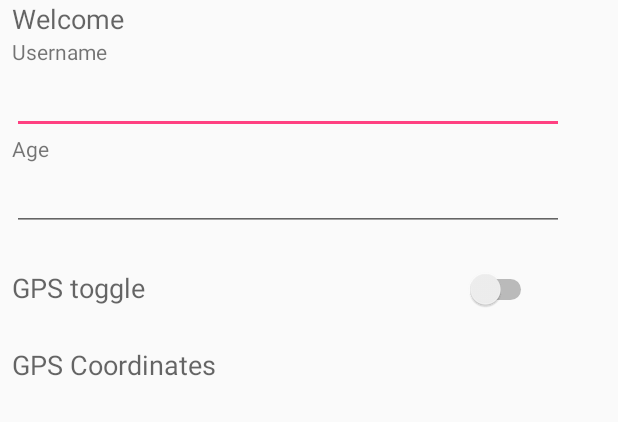
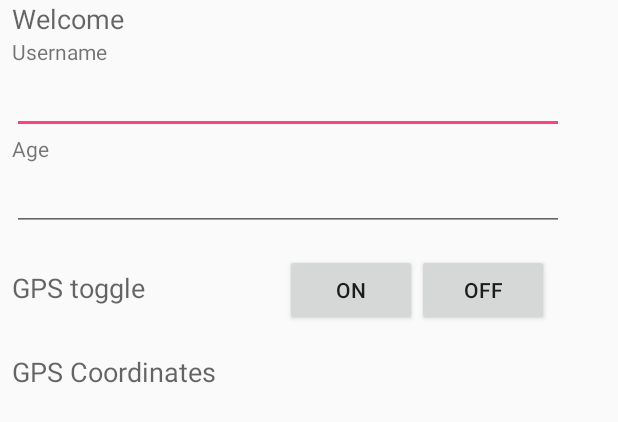
Before and after one commit to avintayen/flashmob, an Android app: the layout activity_user_area.xml on its own in the app's theme, with its tools: preview values and no code run, on a phone screen of 412 x 824 dp. Shown: the top 422 px of the screen. Run offline under Robolectric (Android 15) with nearby library versions, the phone set to English and light mode, and no system bars; network calls fail.

Commit message:
Added on/off button for GPS toggle (changing from SWITCH to button)

```diff
--- a/app/src/main/AndroidManifest.xml
+++ b/app/src/main/AndroidManifest.xml
@@ -3,6 +3,7 @@
     package="com.carvindustries.loginregister">
 
 
+    <uses-permission android:name="android.permission.ACCESS_COARSE_LOCATION" />
     <uses-permission android:name="android.permission.INTERNET" />
 
     <application
--- a/app/src/main/java/com/carvindustries/loginregister/UserAreaActivity.java
+++ b/app/src/main/java/com/carvindustries/loginregister/UserAreaActivity.java
@@ -17,6 +17,7 @@ import android.widget.ScrollView;
 import android.widget.Switch;
 import android.widget.TextView;
 
+import static com.carvindustries.loginregister.R.id.bOn;
 import static com.carvindustries.loginregister.R.id.swGPS;
 
 public class UserAreaActivity extends AppCompatActivity {
@@ -85,14 +86,14 @@ public class UserAreaActivity extends AppCompatActivity {
     }
 
     private void enable_buttons() {
-        swGPS.setOnClickListener(new View.OnClickListener() {
+        bOn.setOnClickListener(new View.OnClickListener() {
             @Override
             public void onClick(View view){
                 Intent i = new Intent(getApplicationContext(), GPS_Service.class);
                 startService(i);
             }
         });
-        swGPS.setOnClickListener(new View.OnClickListener(){
+        bOff.setOnClickListener(new View.OnClickListener(){
             @Override
             public void onClick(View view){
                 Intent i = new Intent(getApplicationContext(), GPS_Service.class);
--- a/app/src/main/res/layout/activity_user_area.xml
+++ b/app/src/main/res/layout/activity_user_area.xml
@@ -76,26 +76,15 @@
             android:text="GPS toggle"
             android:textAppearance="@android:style/TextAppearance.Material.Medium" />
 
-        <Switch
-            android:id="@+id/swGPS"
-            android:layout_width="wrap_content"
-            android:layout_height="wrap_content"
-            android:layout_alignParentEnd="true"
-            android:layout_alignParentRight="true"
-            android:layout_alignTop="@+id/tvGPS"
-            android:layout_marginEnd="18dp"
-            android:layout_marginRight="18dp" />
-
         <TextView
             android:id="@+id/tvGPSList"
             android:layout_width="wrap_content"
             android:layout_height="wrap_content"
+            android:text="GPS Coordinates"
+            android:textAppearance="@android:style/TextAppearance.Material.Medium"
+            android:layout_centerVertical="true"
             android:layout_alignParentLeft="true"
-            android:layout_alignParentStart="true"
-            android:layout_below="@+id/swGPS"
-            android:layout_marginTop="24dp"
-            android:text="GPS Coordinates"
-            android:textAppearance="@android:style/TextAppearance.Material.Medium" />
+            android:layout_alignParentStart="true" />
 
         <ScrollView
             android:id="@+id/svGPSCoords"
@@ -111,5 +100,27 @@
                 android:orientation="vertical" />
         </ScrollView>
 
+        <Button
+            android:id="@+id/bOn"
+            android:layout_width="wrap_content"
+            android:layout_height="wrap_content"
+            android:layout_marginLeft="46dp"
+            android:layout_marginStart="46dp"
+            android:text="On"
+            android:layout_alignBaseline="@+id/tvGPS"
+            android:layout_alignBottom="@+id/tvGPS"
+            android:layout_toRightOf="@+id/tvGPSList"
+            android:layout_toEndOf="@+id/tvGPSList" />
+
+        <Button
+            android:id="@+id/bOff"
+            android:layout_width="wrap_content"
+            android:layout_height="wrap_content"
+            android:layout_alignBaseline="@+id/bOn"
+            android:layout_alignBottom="@+id/bOn"
+            android:layout_toEndOf="@+id/bOn"
+            android:layout_toRightOf="@+id/bOn"
+            android:text="Off" />
+
     </RelativeLayout>
 </android.support.constraint.ConstraintLayout>
```
